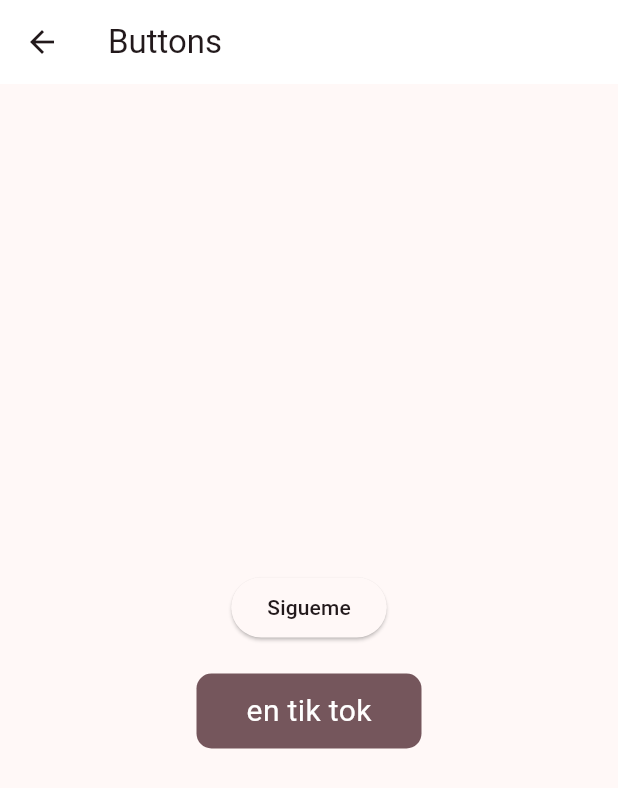
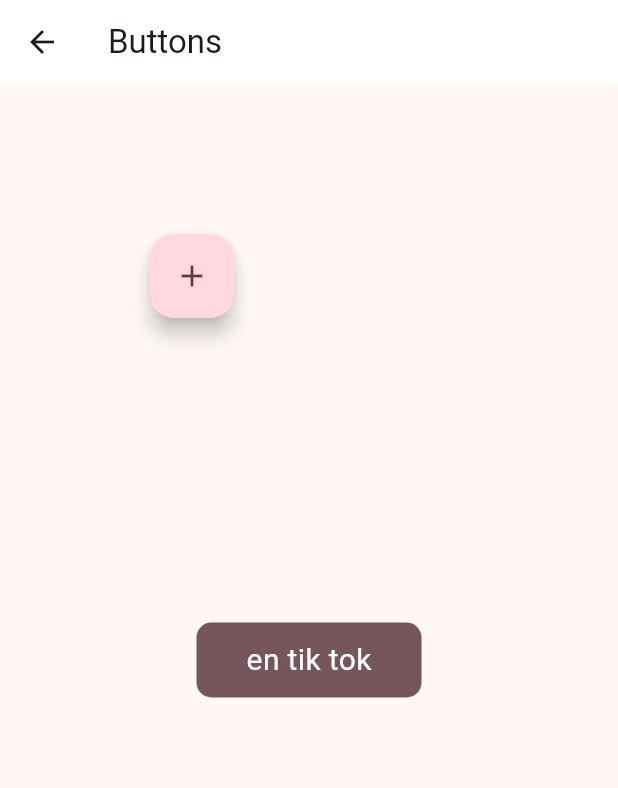
Before and after one commit to SamaritanoDev/widgets, a Flutter app: the ButtonScreen screen opened by its route, on a phone screen of 412 x 824 dp. Shown: the top 788 px of the screen. Run offline on Flutter 3.47's test engine with Material 3 defaults, Android fonts, the phone set to English and light mode, and no system bars; our stand-ins replace flutter_rating_bar.

```diff
--- a/lib/main.dart
+++ b/lib/main.dart
@@ -1,4 +1,5 @@
 import 'package:flutter/material.dart';
+import 'package:widgets/pages/custom_painter_page.dart';
 import 'package:widgets/pages/screens.dart';
 
 void main() {
@@ -20,6 +21,7 @@ class MyApp extends StatelessWidget {
         'cards': (context) => const CardsScreen(),
         'buttons': (context) => const ButtonScreen(),
         'dropdown': (context) => const DropdownPage(),
+        'customs': (context) => const CustomPainterScreen(),
       },
     );
   }
--- a/lib/pages/buttons.dart
+++ b/lib/pages/buttons.dart
@@ -12,14 +12,19 @@ class ButtonScreen extends StatelessWidget {
         backgroundColor: color.onPrimary,
         title: const Text('Buttons'),
       ),
-      body: const Center(
-        child: Column(
-          mainAxisAlignment: MainAxisAlignment.center,
-          children: [
+      body: Center(
+        child: Container(
+          child: const Stack(
+            alignment: Alignment.center,
+            //mainAxisAlignment: MainAxisAlignment.center,
+            children: [
             _ButtonFlutter(),
-            SizedBox(height: 20),
-            ButtonCustom(title: 'en tik tok', width: 150, height: 50)
-          ],
+              SizedBox(height: 20),
+              ButtonCustom(title: 'en tik tok', width: 150, height: 50),
+              SizedBox(height: 20),
+              MovableButton(),
+            ],
+          ),
         ),
       ),
     );
@@ -27,7 +32,7 @@ class ButtonScreen extends StatelessWidget {
 }
 
 class _ButtonFlutter extends StatelessWidget {
-  const _ButtonFlutter({super.key});
+  const _ButtonFlutter();
 
   @override
   Widget build(BuildContext context) {
@@ -43,3 +48,41 @@ class _ButtonFlutter extends StatelessWidget {
     );
   }
 }
+
+class MovableButton extends StatefulWidget {
+  const MovableButton({super.key});
+
+  @override
+  State<MovableButton> createState() => _MovableButtonState();
+}
+
+class _MovableButtonState extends State<MovableButton> {
+  double xPosition = 100.0;
+  double yPosition = 100.0;
+
+  @override
+  Widget build(BuildContext context) {
+    return Stack(
+      children: <Widget>[
+        Positioned(
+          left: xPosition,
+          top: yPosition,
+          child: GestureDetector(
+            onPanUpdate: (details) {
+              setState(() {
+                xPosition += details.delta.dx;
+                yPosition += details.delta.dy;
+              });
+            },
+            child: FloatingActionButton(
+              onPressed: () {
+                // Acción del botón
+              },
+              child: const Icon(Icons.add),
+            ),
+          ),
+        ),
+      ],
+    );
+  }
+}
--- a/lib/pages/cards.dart
+++ b/lib/pages/cards.dart
@@ -2,7 +2,7 @@ import 'package:flutter/material.dart';
 import 'package:widgets/widgets/widgets.dart';
 
 class CardsScreen extends StatelessWidget {
-  const CardsScreen({Key? key}) : super(key: key);
+  const CardsScreen({super.key});
 
   @override
   Widget build(BuildContext context) {
--- a/lib/widgets/my_dropdown/my_selected_dropdown.dart
+++ b/lib/widgets/my_dropdown/my_selected_dropdown.dart
@@ -14,7 +14,6 @@ class MySelectedDropdown extends StatelessWidget {
 
   @override
   Widget build(BuildContext context) {
-    final color = Theme.of(context).colorScheme;
     return SizedBox(
       width: 200,
       child: DropdownButtonFormField<String>(
```
Also changed, not shown: lib/pages/custom_painter_page.dart (added, +62 -0 lines), lib/pages/home_screen.dart (+12 -0 lines), lib/widgets/custom painter/curvo_painter.dart (added, +36 -0 lines), lib/widgets/custom painter/otra_curva_painter.dart (added, +30 -0 lines).
